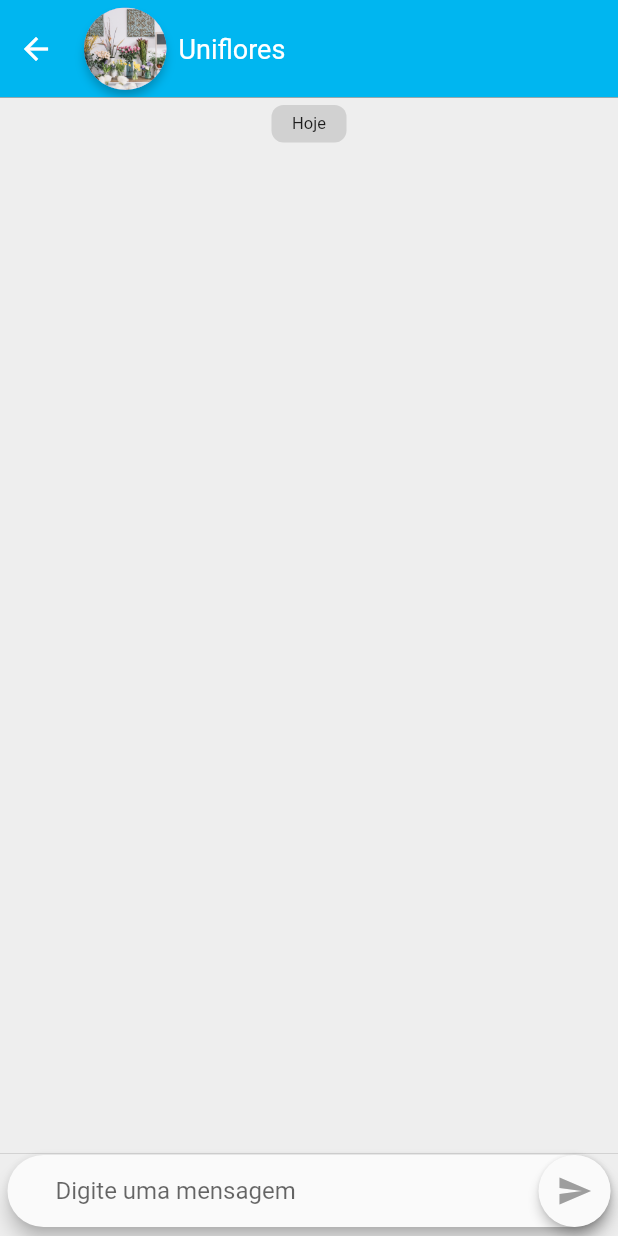
After one commit to SamuelGDMG/megahack, a Flutter app: the Chat screen opened directly, on a phone screen of 412 x 824 dp. The commit adds this screen. Run offline on Flutter 3.47's test engine with Material 2 defaults, Android fonts, the light colour scheme and no system bars; our stand-ins replace font_awesome_flutter, smooth_star_rating; missing offline and left inert: panorama.

Commit message:
Adicionando chat

```diff
--- /dev/null
+++ b/lib/pages/chat/chat.dart
@@ -0,0 +1,227 @@
+import 'package:flutter/material.dart';
+import 'package:megahack/pages/chat/Widget/destinatario.dart';
+import 'package:megahack/pages/chat/Widget/remetente.dart';
+
+import '../lojas/lojas_app_theme.dart';
+
+class Chat extends StatefulWidget {
+  const Chat({
+    Key key,
+  }) : super(key: key);
+
+  @override
+  _ChatState createState() => _ChatState();
+}
+
+class _ChatState extends State<Chat> {
+  TextEditingController _text = new TextEditingController();
+  ScrollController _scrollController = ScrollController();
+  var childList = <Widget>[];
+
+  int minutos = 39;
+
+  @override
+  void initState() {
+    super.initState();
+
+    childList.add(Align(
+        alignment: Alignment(0, 0),
+        child: Container(
+          margin: const EdgeInsets.only(top: 5.0),
+          height: 25,
+          width: 50,
+          decoration: BoxDecoration(
+              color: Colors.black12,
+              borderRadius: BorderRadius.all(
+                Radius.circular(8.0),
+              )),
+          child: Center(
+              child: Text(
+            "Hoje",
+            style: TextStyle(fontSize: 11),
+          )),
+        )));
+
+  }
+
+
+  @override
+  void dispose() {
+    super.dispose();
+  }
+
+  @override
+  Widget build(BuildContext context) {
+    return Scaffold(
+      body: SafeArea(
+        child: Container(
+          child: Stack(
+            fit: StackFit.loose,
+            children: <Widget>[
+              Column(
+                crossAxisAlignment: CrossAxisAlignment.start,
+                // mainAxisAlignment: MainAxisAlignment.start,
+                // mainAxisSize: MainAxisSize.max,
+                children: <Widget>[
+                  SizedBox(
+                    height: 65,
+                    child: Container(
+                      color: LojaAppTheme.nearlyBlue,
+                      child: Row(
+                        children: <Widget>[
+                          IconButton(
+                            icon: Icon(
+                              Icons.arrow_back,
+                              color: Colors.white,
+                            ),
+                            onPressed: () {
+                              Navigator.pop(context);
+                            },
+                          ),
+                          //Spacer(),
+                          Padding(
+                            padding:
+                                const EdgeInsets.fromLTRB(8.0, 0.0, 8.0, 0.0),
+                            child: Container(
+                              child: CircleAvatar(
+                                backgroundImage: AssetImage(
+                                    "assets/images/old_floricultura.png"),
+                              ),
+                              height: 55,
+                              width: 55,
+                              padding: const EdgeInsets.all(0.0),
+                              decoration: new BoxDecoration(
+                                  shape: BoxShape.circle,
+                                  color: Colors.white,
+                                  boxShadow: [
+                                    BoxShadow(
+                                        color: Colors.black26,
+                                        blurRadius: 5.0,
+                                        spreadRadius: -1,
+                                        offset: Offset(0.0, 5.0))
+                                  ]),
+                            ),
+                          ),
+                          Column(
+                            crossAxisAlignment: CrossAxisAlignment.center,
+                            mainAxisAlignment: MainAxisAlignment.center,
+                            children: <Widget>[
+                              Text(
+                                "Uniflores",
+                                style: TextStyle(
+                                    color: Colors.white, fontSize: 18),
+                              ),
+                            ],
+                          ),
+                          //Spacer(),
+                        ],
+                      ),
+                    ),
+                  ),
+                  Divider(
+                    height: 0,
+                    color: Colors.black54,
+                  ),
+                  Flexible(
+                    fit: FlexFit.tight,
+                    // height: 500,
+                    child: Container(
+                      width: MediaQuery.of(context).size.width,
+                      color: Colors.grey[200],
+                      child: SingleChildScrollView(
+                          controller: _scrollController,
+                          // reverse: true,
+                          child: Column(
+                            crossAxisAlignment: CrossAxisAlignment.start,
+                            mainAxisAlignment: MainAxisAlignment.start,
+                            children: childList,
+                          )),
+                    ),
+                  ),
+                  Divider(height: 0, color: Colors.black26),
+                  // SizedBox(
+                  //   height: 50,
+                  Container(
+                    child: pesquisar(),
+                    color: Colors.grey[200],
+                  ),
+                  // ),
+                ],
+              ),
+            ],
+          ),
+        ),
+      ),
+    );
+  }
+
+  Widget pesquisar() {
+    return Container(
+      margin: EdgeInsets.only(bottom: 5),
+      width: double.infinity,
+      height: 50,
+      child: Center(
+        child: Padding(
+          padding: EdgeInsets.only(right: 5, left: 5),
+          child: Material(
+            elevation: 5,
+            borderRadius: BorderRadius.all(Radius.circular(30)),
+            child: TextField(
+              controller: _text,
+              decoration: InputDecoration(
+                  hintText: 'Digite uma mensagem',
+                  contentPadding:
+                      EdgeInsets.symmetric(horizontal: 32, vertical: 14),
+                  border: InputBorder.none,
+                  suffixIcon: GestureDetector(
+                    onTap: () {
+                      var mi = minutos;
+                      this.setState(() {
+                        childList.add(Align(
+                          alignment: Alignment(1, 0),
+                          child: Remetente(
+                            content: _text.text,
+                            time: '09:${mi}',
+                          ),
+                        ));
+                        minutos += 1;
+                      });
+
+                      resposta();
+
+                    },
+                    child: Material(
+                      elevation: 3,
+                      borderRadius: BorderRadius.all(Radius.circular(30)),
+                      child: Icon(
+                        Icons.send,
+                        color: Colors.grey,
+                      ),
+                    ),
+                  )),
+            ),
+          ),
+        ),
+      ),
+    );
+  }
+
+ void resposta(){
+
+   switch(childList.length){
+     case 0 :  break;
+      case 2 : this.setState(() {
+      childList.add(Align(
+      alignment: Alignment(-1, 0),
+      child: Destinatario(
+        content: 'Olá, meu nome é Luiz e serei responsável por realizar o seu atendimento! Como posso te ajudar?',
+        time: '09:40',
+      ),
+    ));
+
+    });
+    break;
+   }
+ }
+
+}
--- a/pubspec.yaml
+++ b/pubspec.yaml
@@ -15,6 +15,7 @@ dependencies:
   font_awesome_flutter: ^8.5.0
   smooth_star_rating: ^1.0.3
   panorama: ^0.0.2
+  flutter_slidable: ^0.5.4
 
 dev_dependencies:
   flutter_test:
```
Also changed, not shown: lib/pages/chat/Global/Colors.dart (added, +36 -0 lines), lib/pages/chat/Widget/destinatario.dart (added, +50 -0 lines), lib/pages/chat/Widget/remetente.dart (added, +49 -0 lines), lib/pages/lojas/products_screen.dart (+14 -3 lines), pubspec.lock.
